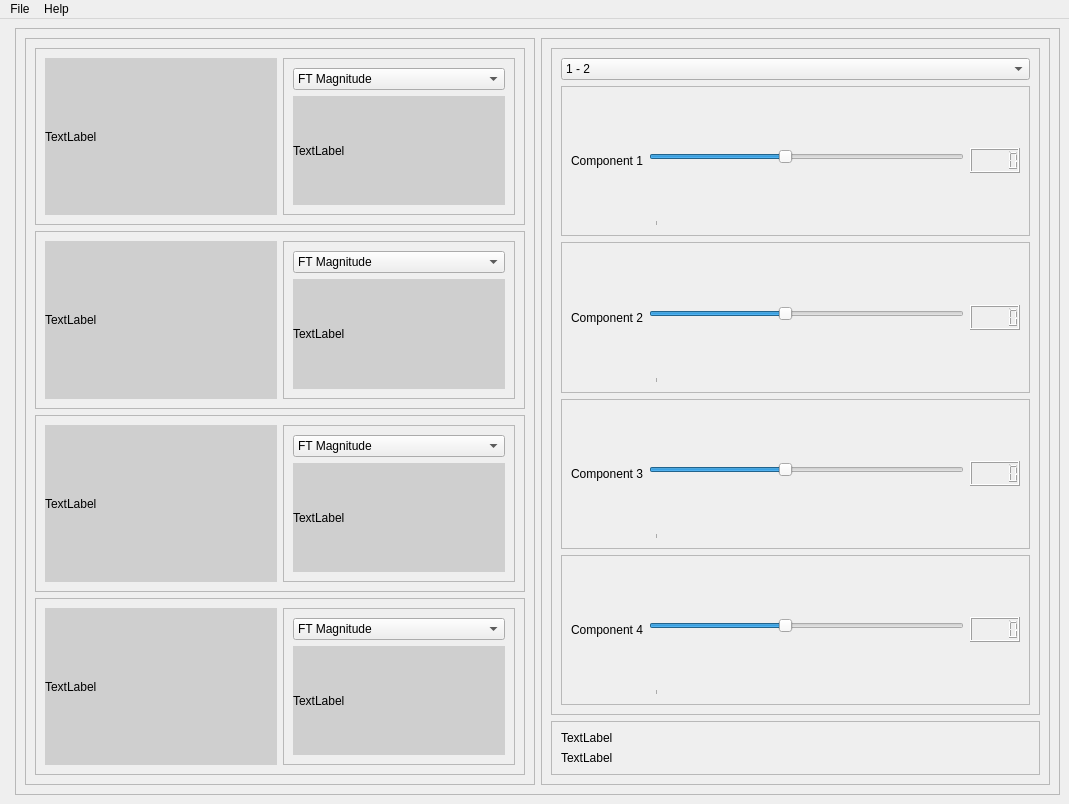
Before: the Qt Designer form task4.ui in OmarAtef0/Fourier-Transform-Mixer, drawn with Qt 5.
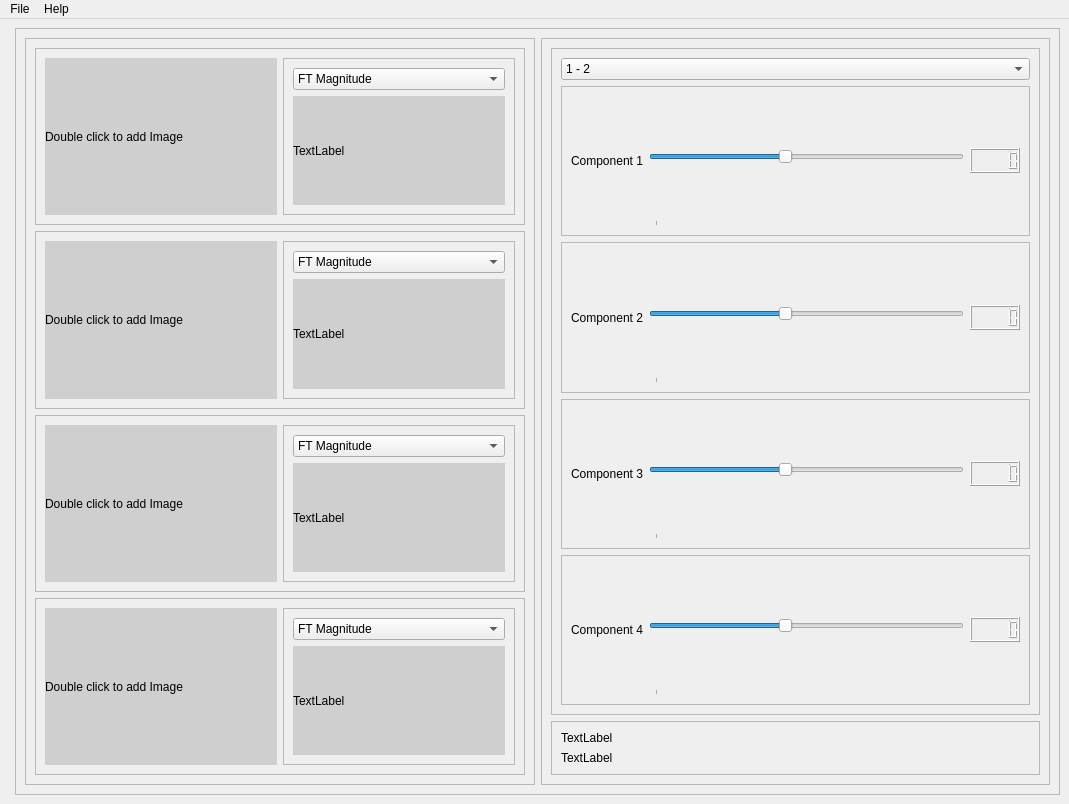
After: the same form once the commit is applied.

The edit to the form file:
```diff
--- a/task4.ui
+++ b/task4.ui
@@ -76,7 +76,7 @@
                 <string notr="true">background-color: rgb(207, 207, 207);</string>
                </property>
                <property name="text">
-                <string>TextLabel</string>
+                <string>Double click to add Image</string>
                </property>
               </widget>
              </item>
@@ -156,7 +156,7 @@
                 <string notr="true">background-color: rgb(207, 207, 207);</string>
                </property>
                <property name="text">
-                <string>TextLabel</string>
+                <string>Double click to add Image</string>
                </property>
               </widget>
              </item>
@@ -237,7 +237,7 @@
                 <string notr="true">background-color: rgb(207, 207, 207);</string>
                </property>
                <property name="text">
-                <string>TextLabel</string>
+                <string>Double click to add Image</string>
                </property>
               </widget>
              </item>
@@ -317,7 +317,7 @@
                 <string notr="true">background-color: rgb(207, 207, 207);</string>
                </property>
                <property name="text">
-                <string>TextLabel</string>
+                <string>Double click to add Image</string>
                </property>
               </widget>
              </item>
```
Left out of the diff: 12 changed lines with no effect on the pictures.
